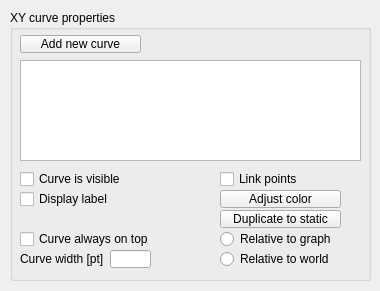
Old version of the form ui/qdlg2d3dgraphproperties.ui in the repository CoppeliaRobotics/coppeliaSimLib.
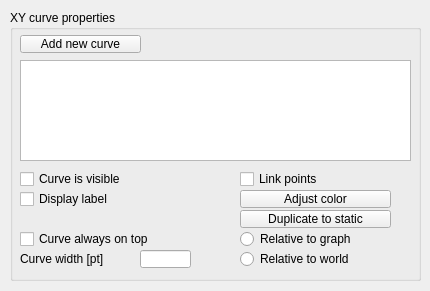
New version of the form.

Patch:
```diff
--- a/ui/qdlg2d3dgraphproperties.ui
+++ b/ui/qdlg2d3dgraphproperties.ui
@@ -6,7 +6,7 @@
    <rect>
     <x>0</x>
     <y>0</y>
-    <width>380</width>
+    <width>430</width>
     <height>291</height>
    </rect>
   </property>
@@ -21,7 +21,7 @@
     <rect>
      <x>10</x>
      <y>10</y>
-     <width>361</width>
+     <width>411</width>
      <height>271</height>
     </rect>
    </property>
@@ -52,7 +52,7 @@
      <rect>
       <x>10</x>
       <y>50</y>
-      <width>341</width>
+      <width>391</width>
       <height>101</height>
      </rect>
     </property>
@@ -62,7 +62,7 @@
      <rect>
       <x>10</x>
       <y>160</y>
-      <width>131</width>
+      <width>151</width>
       <height>18</height>
      </rect>
     </property>
@@ -76,7 +76,7 @@
    <widget class="QCheckBox" name="qqLinkPoints">
     <property name="geometry">
      <rect>
-      <x>210</x>
+      <x>230</x>
       <y>160</y>
       <width>131</width>
       <height>18</height>
@@ -94,7 +94,7 @@
      <rect>
       <x>10</x>
       <y>180</y>
-      <width>131</width>
+      <width>151</width>
       <height>18</height>
      </rect>
     </property>
@@ -108,9 +108,9 @@
    <widget class="QToolButton" name="qqAdjustColor">
     <property name="geometry">
      <rect>
-      <x>210</x>
+      <x>230</x>
       <y>180</y>
-      <width>121</width>
+      <width>151</width>
       <height>18</height>
      </rect>
     </property>
@@ -124,9 +124,9 @@
    <widget class="QToolButton" name="qqDuplicate">
     <property name="geometry">
      <rect>
-      <x>210</x>
+      <x>230</x>
       <y>200</y>
-      <width>121</width>
+      <width>151</width>
       <height>18</height>
      </rect>
     </property>
@@ -142,7 +142,7 @@
      <rect>
       <x>10</x>
       <y>240</y>
-      <width>91</width>
+      <width>111</width>
       <height>18</height>
      </rect>
     </property>
@@ -153,9 +153,9 @@
    <widget class="QLineEdit" name="qqWidth">
     <property name="geometry">
      <rect>
-      <x>100</x>
+      <x>130</x>
       <y>240</y>
-      <width>41</width>
+      <width>51</width>
       <height>18</height>
      </rect>
     </property>
@@ -163,7 +163,7 @@
    <widget class="QRadioButton" name="qqRelativeToGraph">
     <property name="geometry">
      <rect>
-      <x>210</x>
+      <x>230</x>
       <y>220</y>
       <width>141</width>
       <height>18</height>
@@ -182,7 +182,7 @@
    <widget class="QRadioButton" name="qqRelativeToWorld">
     <property name="geometry">
      <rect>
-      <x>210</x>
+      <x>230</x>
       <y>240</y>
       <width>141</width>
       <height>18</height>
@@ -203,7 +203,7 @@
      <rect>
       <x>10</x>
       <y>220</y>
-      <width>161</width>
+      <width>171</width>
       <height>18</height>
      </rect>
     </property>
```
